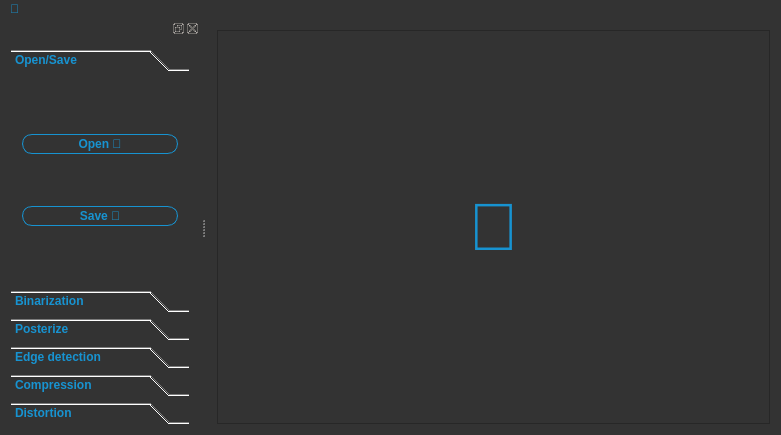
First picture: the form in qt/ImageProcessing/mainwindow.ui, repository MATF-RS19/RS029-image-processing, before the edit.
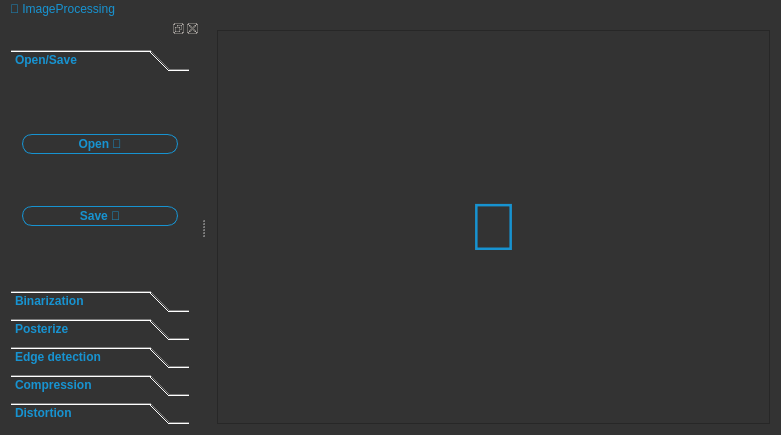
Second picture: the form after the edit. Custom widgets are drawn as their Qt base class.

```diff
--- a/qt/ImageProcessing/mainwindow.ui
+++ b/qt/ImageProcessing/mainwindow.ui
@@ -416,12 +416,12 @@
      <x>0</x>
      <y>0</y>
      <width>781</width>
-     <height>24</height>
+     <height>26</height>
     </rect>
    </property>
    <widget class="QMenu" name="menuIP">
     <property name="title">
-     <string></string>
+     <string> ImageProcessing</string>
     </property>
    </widget>
    <addaction name="menuIP"/>
```
Left out of the diff: 3 changed lines with no effect on the pictures.
